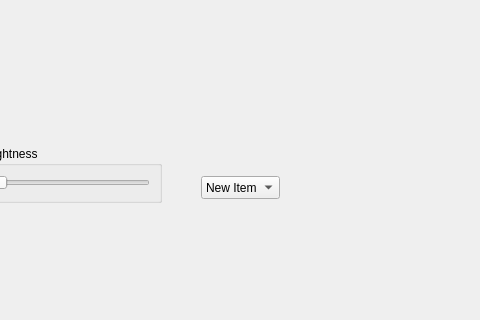
Qt form ui/keyboard.ui (QTechOfficial/OpenPeripherals) before a commit; both pictures show x 99 to 579 and y 84 to 404 of the 771 by 404 pixel window.
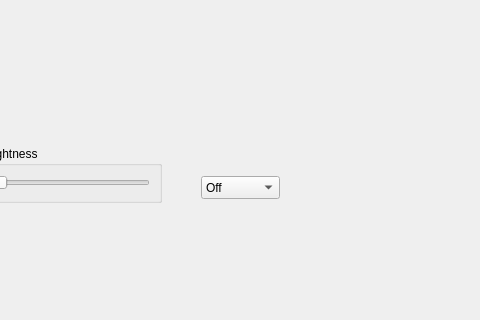
The same form after that commit.

Commit message: added led effect names

The edit to the form file:
```diff
--- a/ui/keyboard.ui
+++ b/ui/keyboard.ui
@@ -56,7 +56,7 @@
     </property>
     <item>
      <property name="text">
-      <string>New Item</string>
+      <string>Off</string>
      </property>
     </item>
     <item>
```
Left out of the diff: 61 changed lines with no effect on the pictures.
